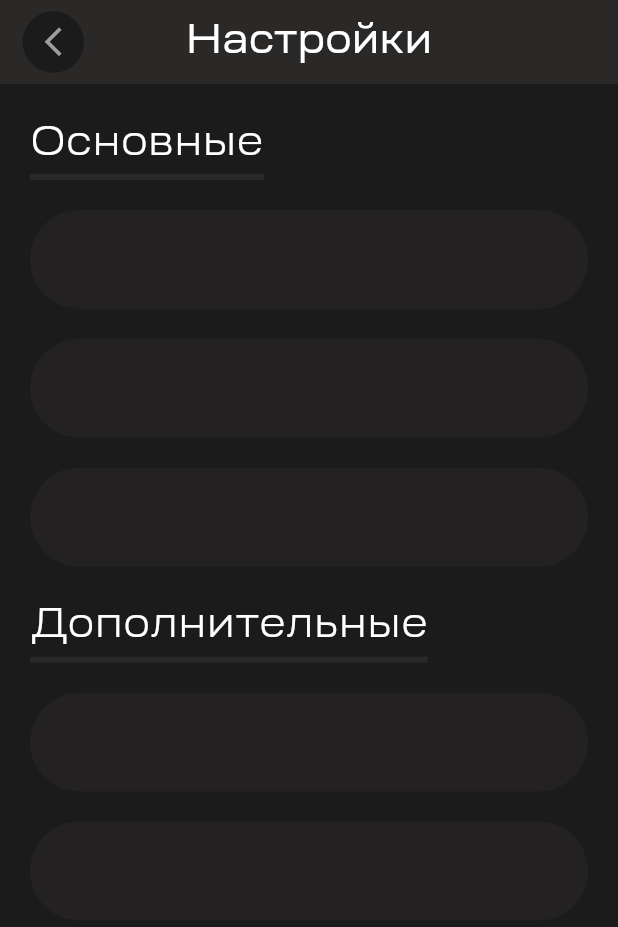
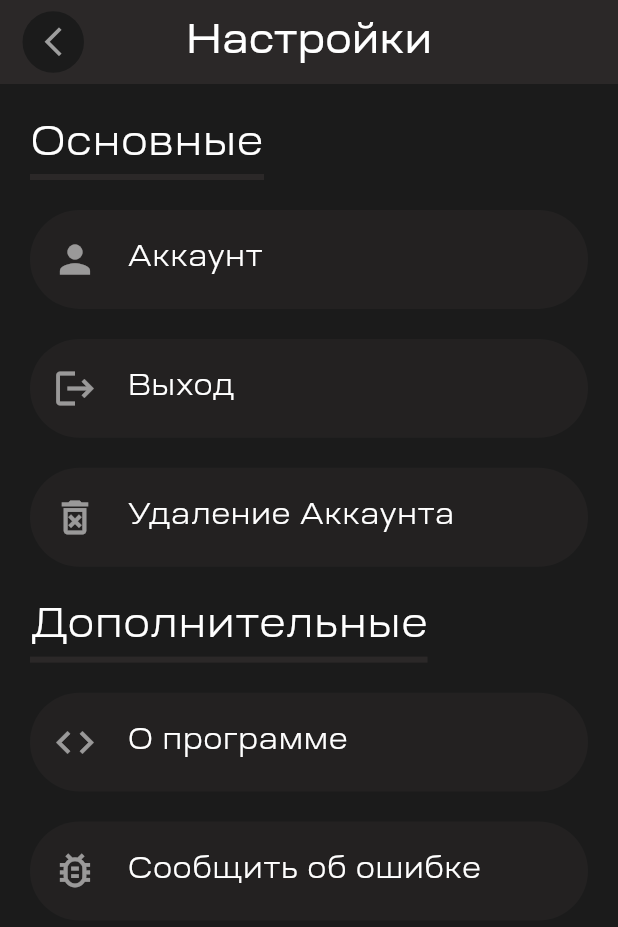
Before and after one commit to lolopindik/StudyHub, a Flutter app: the UserSettings screen opened directly, on a phone screen of 412 x 824 dp. Shown: the top 927 px of the screen. Run offline on Flutter 3.47's test engine with Material 3 defaults, Android fonts, the phone set to English and light mode, and no system bars; our stand-ins replace email_validator, firebase_auth, firebase_core, firebase_database, fl_chart, flutter_dotenv and 2 more; accounts and stored records are empty.

Commit message:
layout from the layout :)

```diff
--- a/lib/pages/settings.dart
+++ b/lib/pages/settings.dart
@@ -36,29 +36,62 @@ class UserSettings extends StatelessWidget {
                     const SizedBox(height: 20,),
                     Container(
                       height: MediaQuery.of(context).size.height * 0.08,
+                      width: MediaQuery.of(context).size.height * 0.5,
                       decoration: BoxDecoration(
                         borderRadius: BorderRadius.circular(60),
                         color: AppTheme.mainElementColor
                       ),
                       constraints:const BoxConstraints(maxWidth: 450, minHeight: 40),
+                      child: const Padding(
+                        padding: EdgeInsets.symmetric(horizontal: 15),
+                        child: Row(
+                          children: [
+                            Icon(Icons.person, size: 30, color: Colors.white54,),
+                            SizedBox(width: 20,),
+                            Text('Аккаунт', style: TextStyles.ruberoidLight20,)
+                          ],
+                        ),
+                      ),
                     ),
                     const SizedBox(height: 20,),
                     Container(
                       height: MediaQuery.of(context).size.height * 0.08,
+                      width: MediaQuery.of(context).size.height * 0.5,
                       decoration: BoxDecoration(
                         borderRadius: BorderRadius.circular(60),
                         color: AppTheme.mainElementColor
                       ),
                       constraints:const BoxConstraints(maxWidth: 450, minHeight: 40),
+                      child: const Padding(
+                        padding: EdgeInsets.symmetric(horizontal: 15),
+                        child: Row(
+                          children: [
+                            Icon(Icons.logout, size: 30, color: Colors.white54,),
+                            SizedBox(width: 20,),
+                            Text('Выход', style: TextStyles.ruberoidLight20,)
+                          ],
+                        ),
+                      ),
                     ),
                     const SizedBox(height: 20,),
                     Container(
                       height: MediaQuery.of(context).size.height * 0.08,
+                      width: MediaQuery.of(context).size.height * 0.5,
                       decoration: BoxDecoration(
                         borderRadius: BorderRadius.circular(60),
                         color: AppTheme.mainElementColor
                       ),
                       constraints:const BoxConstraints(maxWidth: 450, minHeight: 40),
+                      child: const Padding(
+                        padding: EdgeInsets.symmetric(horizontal: 15),
+                        child: Row(
+                          children: [
+                            Icon(Icons.delete_forever_outlined, size: 30, color: Colors.white54,),
+                            SizedBox(width: 20,),
+                            Text('Удаление Аккаунта', style: TextStyles.ruberoidLight20,)
+                          ],
+                        ),
+                      ),
                     ),
                     const SizedBox(height: 20,),
                     const Text(
@@ -75,29 +108,42 @@ class UserSettings extends StatelessWidget {
                     const SizedBox(height: 20,),
                     Container(
                       height: MediaQuery.of(context).size.height * 0.08,
+                      width: MediaQuery.of(context).size.height * 0.5,
                       decoration: BoxDecoration(
                         borderRadius: BorderRadius.circular(60),
                         color: AppTheme.mainElementColor
                       ),
                       constraints:const BoxConstraints(maxWidth: 450, minHeight: 40),
+                      child: const Padding(
+                        padding: EdgeInsets.symmetric(horizontal: 15),
+                        child: Row(
+                          children: [
+                            Icon(Icons.code, size: 30, color: Colors.white54,),
+                            SizedBox(width: 20,),
+                            Text('О программе', style: TextStyles.ruberoidLight20,)
+                          ],
+                        ),
+                      ),
                     ),
                     const SizedBox(height: 20,),
                     Container(
                       height: MediaQuery.of(context).size.height * 0.08,
-                      decoration: BoxDecoration(
-                        borderRadius: BorderRadius.circular(60),
-                        color: AppTheme.mainElementColor
-                      ),
-                      constraints: const BoxConstraints(maxWidth: 450, minHeight: 40),
-                    ),
-                    const SizedBox(height: 20,),
-                    Container(
-                      height: MediaQuery.of(context).size.height * 0.08,
+                      width: MediaQuery.of(context).size.height * 0.5,
                       decoration: BoxDecoration(
                         borderRadius: BorderRadius.circular(60),
                         color: AppTheme.mainElementColor
                       ),
                       constraints:const BoxConstraints(maxWidth: 450, minHeight: 40),
+                      child: const Padding(
+                        padding: EdgeInsets.symmetric(horizontal: 15),
+                        child: Row(
+                          children: [
+                            Icon(Icons.bug_report_outlined, size: 30, color: Colors.white54,),
+                            SizedBox(width: 20,),
+                            Text('Сообщить об ошибке', style: TextStyles.ruberoidLight20,)
+                          ],
+                        ),
+                      ),
                     ),
                   ],
                 ),
```
